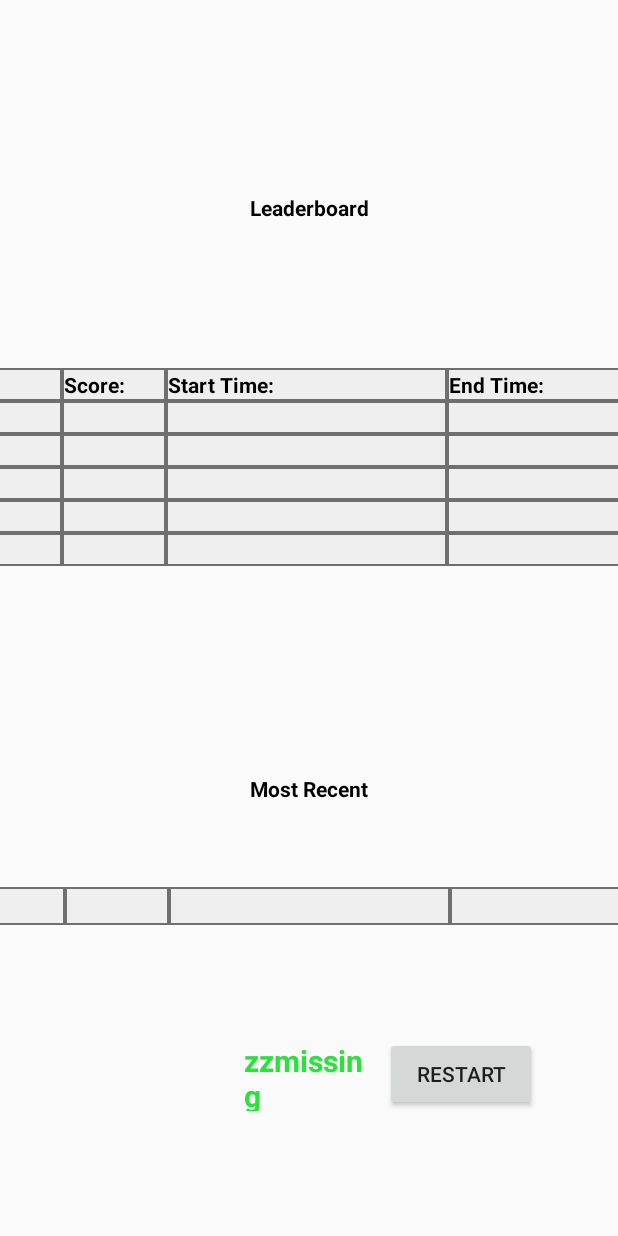
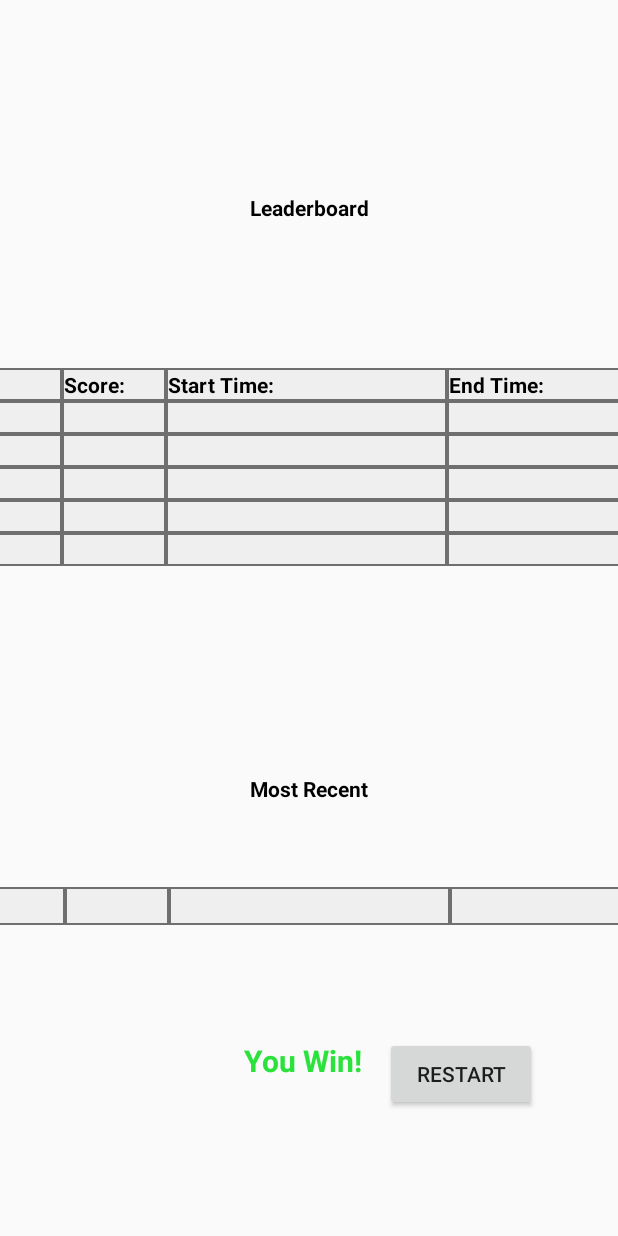
Before and after one commit to jrupert37/CS2340A_Team43, an Android app built with Jetpack Compose: the EndScreenActivity screen opened directly, with no data from a screen before it, on a phone screen of 412 x 824 dp. Run offline under Robolectric (Android 15) with nearby library versions, the phone set to English and light mode, and no system bars; 4 statements that could not run were skipped.

Commit message:
Add You Win string

```diff
--- a/app/src/main/res/values/strings.xml
+++ b/app/src/main/res/values/strings.xml
@@ -20,4 +20,5 @@
     <string name="score">Score:</string>
     <string name="start_time">Start Time:</string>
     <string name="end_time">End Time:</string>
+    <string name="you_win">You Win!</string>
 </resources>
```
